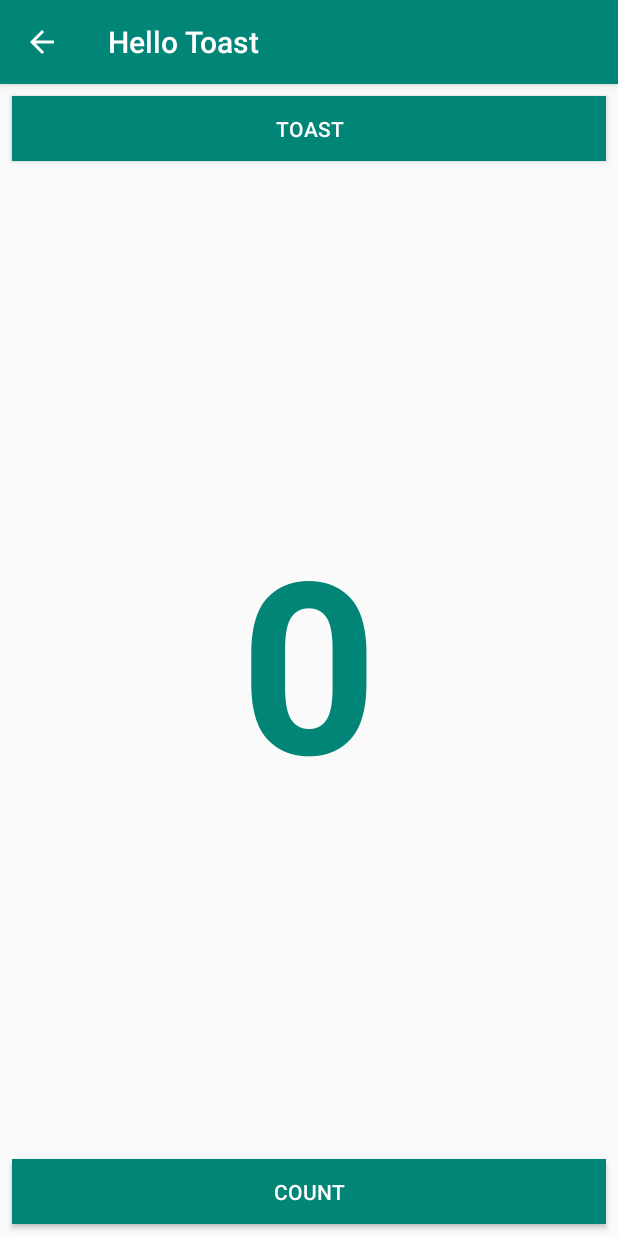
After one commit to ankurparihar/My-First-App, an Android app: the HelloToastActivity screen opened directly, with no data from a screen before it, on a phone screen of 412 x 824 dp. The commit adds this screen. Run offline under Robolectric (Android 15) with nearby library versions, the phone set to English and light mode, and no system bars.

Commit message:
Toast activity

```diff
--- /dev/null
+++ b/app/src/main/java/com/example/myfirstapp/HelloToastActivity.java
@@ -0,0 +1,41 @@
+package com.example.myfirstapp;
+
+import androidx.appcompat.app.AppCompatActivity;
+
+import android.os.Bundle;
+import android.view.View;
+import android.widget.TextView;
+import android.widget.Toast;
+
+public class HelloToastActivity extends AppCompatActivity {
+
+    private int mCount;
+    private TextView mShowCount;
+
+    @Override
+    protected void onCreate(Bundle savedInstanceState) {
+        super.onCreate(savedInstanceState);
+        setContentView(R.layout.activity_hello_toast);
+
+        // set default count value
+        mCount = MainActivity.resources.getInteger(R.integer.default_toast_count);
+        mShowCount = (TextView) findViewById(R.id.toast_show_count);
+        if(mShowCount != null) {
+            mShowCount.setText(Integer.toString(mCount));
+        }
+    }
+
+    /** Show toast when user clicks TOAST button */
+    public void showToast(View view) {
+        Toast toast = Toast.makeText(this, R.string.toast_message, Toast.LENGTH_SHORT);
+        toast.show();
+    }
+
+    /** Increment counter when user clicks COUNT button */
+    public void countUp(View view) {
+        ++mCount;
+        if(mShowCount != null) {
+            mShowCount.setText(Integer.toString(mCount));
+        }
+    }
+}
--- /dev/null
+++ b/app/src/main/res/layout/activity_hello_toast.xml
@@ -0,0 +1,67 @@
+<?xml version="1.0" encoding="utf-8"?>
+<androidx.constraintlayout.widget.ConstraintLayout xmlns:android="http://schemas.android.com/apk/res/android"
+    xmlns:app="http://schemas.android.com/apk/res-auto"
+    xmlns:tools="http://schemas.android.com/tools"
+    android:layout_width="match_parent"
+    android:layout_height="match_parent"
+    tools:context=".HelloToastActivity">
+
+    <Button
+        android:id="@+id/button_toast_toast"
+        android:layout_width="0dp"
+        android:layout_height="43dp"
+        android:layout_marginStart="8dp"
+        android:layout_marginLeft="8dp"
+        android:layout_marginTop="8dp"
+        android:layout_marginEnd="8dp"
+        android:layout_marginRight="8dp"
+        android:background="@color/colorPrimary"
+        android:onClick="showToast"
+        android:text="@string/button_toast_toast"
+        android:textColor="@android:color/white"
+        app:layout_constraintEnd_toEndOf="parent"
+        app:layout_constraintStart_toStartOf="parent"
+        app:layout_constraintTop_toTopOf="parent"
+        tools:text="@string/button_toast_toast" />
+
+    <Button
+        android:id="@+id/button_toast_count"
+        android:layout_width="0dp"
+        android:layout_height="43dp"
+        android:layout_marginStart="8dp"
+        android:layout_marginLeft="8dp"
+        android:layout_marginEnd="8dp"
+        android:layout_marginRight="8dp"
+        android:layout_marginBottom="8dp"
+        android:background="@color/colorPrimary"
+        android:onClick="countUp"
+        android:text="@string/button_toast_count"
+        android:textColor="@android:color/white"
+        app:layout_constraintBottom_toBottomOf="parent"
+        app:layout_constraintEnd_toEndOf="parent"
+        app:layout_constraintHorizontal_bias="0.511"
+        app:layout_constraintStart_toStartOf="parent"
+        tools:text="@string/button_toast_count" />
+
+    <TextView
+        android:id="@+id/toast_show_count"
+        android:layout_width="0dp"
+        android:layout_height="0dp"
+        android:layout_marginStart="8dp"
+        android:layout_marginLeft="8dp"
+        android:layout_marginTop="8dp"
+        android:layout_marginEnd="8dp"
+        android:layout_marginRight="8dp"
+        android:layout_marginBottom="8dp"
+        android:gravity="center_vertical"
+        android:text="@string/default_toast_count"
+        android:textAlignment="center"
+        android:textColor="@color/colorPrimary"
+        android:textSize="160sp"
+        android:textStyle="bold"
+        app:layout_constraintBottom_toTopOf="@+id/button_toast_count"
+        app:layout_constraintEnd_toEndOf="parent"
+        app:layout_constraintStart_toStartOf="parent"
+        app:layout_constraintTop_toBottomOf="@+id/button_toast_toast" />
+
+</androidx.constraintlayout.widget.ConstraintLayout>
--- /dev/null
+++ b/app/src/main/res/values/integers.xml
@@ -0,0 +1,4 @@
+<?xml version="1.0" encoding="utf-8"?>
+<resources>
+    <integer name="default_toast_count">0</integer>
+</resources>
--- a/app/src/main/res/values/strings.xml
+++ b/app/src/main/res/values/strings.xml
@@ -2,4 +2,10 @@
     <string name="app_name">My First App</string>
     <string name="edit_message">Enter a message</string>
     <string name="button_send">Send</string>
+    <string name="empty_string"></string>string>
+    <string name="button_toast_activity">Toast Activity</string>
+    <string name="button_toast_toast">Toast</string>
+    <string name="button_toast_count">Count</string>
+    <string name="default_toast_count">0</string>
+    <string name="toast_message">Hello Toast!</string>
 </resources>
```
Also changed, not shown: app/src/main/AndroidManifest.xml (+9 -2 lines), app/src/main/java/com/example/myfirstapp/MainActivity.java (+9 -0 lines), app/src/main/res/layout/activity_display_message.xml (+6 -4 lines), app/src/main/res/layout/activity_main.xml (+12 -0 lines).
